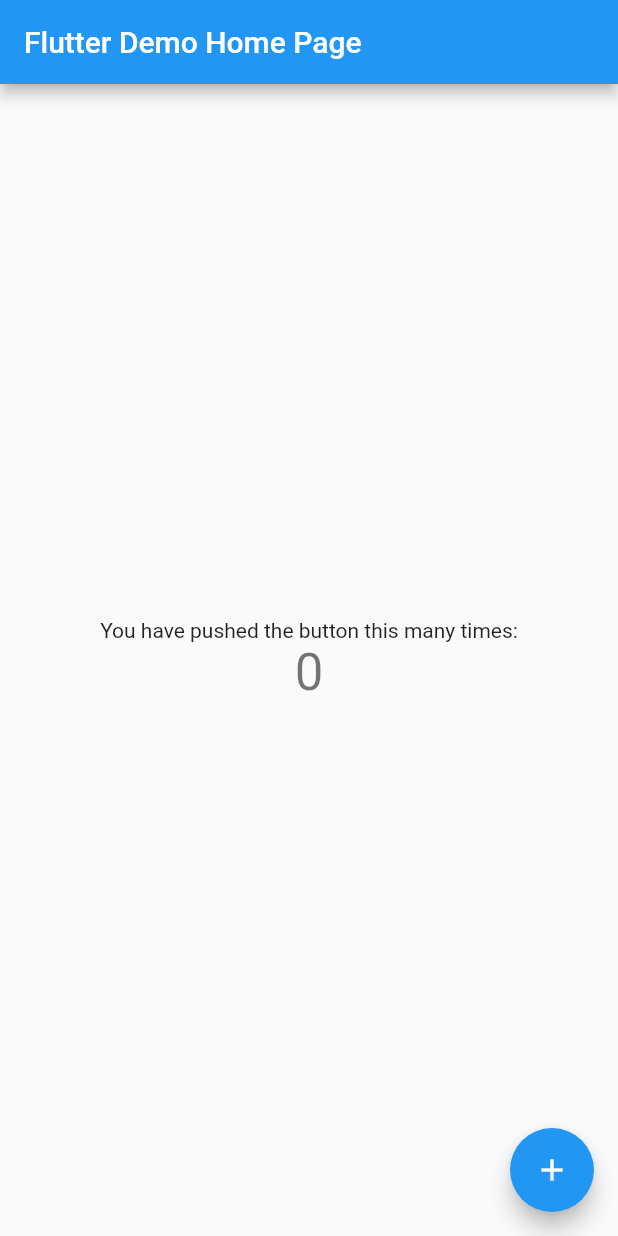
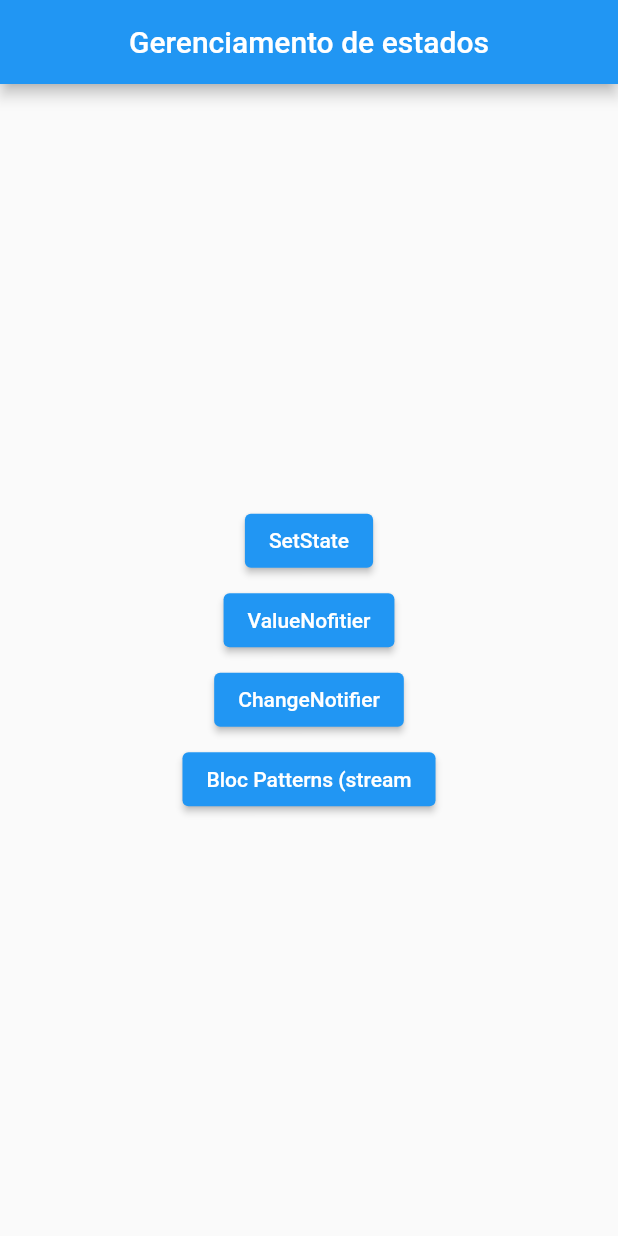
Before and after one commit to CadisRaziel/Gerenciadores-de-estados-proprios-do-dart-e-flutter, a Flutter app: the screen it shows after launch, on a phone screen of 412 x 824 dp. Run offline on Flutter 3.47's test engine with Material 2 defaults, Android fonts, the phone set to English and light mode, and no system bars; our stand-ins replace currency_text_input_formatter, syncfusion_flutter_gauges.

Commit message:
atualizacao de tela com setState concluida

```diff
--- /dev/null
+++ b/lib/core/app_widget.dart
@@ -0,0 +1,18 @@
+import 'package:flutter/material.dart';
+import 'package:gerencia_estado_nativa/page/home_page.dart';
+
+class MyApp extends StatelessWidget {
+  const MyApp({Key? key}) : super(key: key);
+
+  @override
+  Widget build(BuildContext context) {
+    return MaterialApp(
+      title: 'Flutter Demo',
+      theme: ThemeData(
+        primarySwatch: Colors.blue,
+      ),
+      home: const HomePage(),
+      debugShowCheckedModeBanner: false,
+    );
+  }
+}
--- a/lib/main.dart
+++ b/lib/main.dart
@@ -1,115 +1,6 @@
 import 'package:flutter/material.dart';
+import 'package:gerencia_estado_nativa/core/app_widget.dart';
 
 void main() {
   runApp(const MyApp());
 }
-
-class MyApp extends StatelessWidget {
-  const MyApp({Key? key}) : super(key: key);
-
-  // This widget is the root of your application.
-  @override
-  Widget build(BuildContext context) {
-    return MaterialApp(
-      title: 'Flutter Demo',
-      theme: ThemeData(
-        // This is the theme of your application.
-        //
-        // Try running your application with "flutter run". You'll see the
-        // application has a blue toolbar. Then, without quitting the app, try
-        // changing the primarySwatch below to Colors.green and then invoke
-        // "hot reload" (press "r" in the console where you ran "flutter run",
-        // or simply save your changes to "hot reload" in a Flutter IDE).
-        // Notice that the counter didn't reset back to zero; the application
-        // is not restarted.
-        primarySwatch: Colors.blue,
-      ),
-      home: const MyHomePage(title: 'Flutter Demo Home Page'),
-    );
-  }
-}
-
-class MyHomePage extends StatefulWidget {
-  const MyHomePage({Key? key, required this.title}) : super(key: key);
-
-  // This widget is the home page of your application. It is stateful, meaning
-  // that it has a State object (defined below) that contains fields that affect
-  // how it looks.
-
-  // This class is the configuration for the state. It holds the values (in this
-  // case the title) provided by the parent (in this case the App widget) and
-  // used by the build method of the State. Fields in a Widget subclass are
-  // always marked "final".
-
-  final String title;
-
-  @override
-  State<MyHomePage> createState() => _MyHomePageState();
-}
-
-class _MyHomePageState extends State<MyHomePage> {
-  int _counter = 0;
-
-  void _incrementCounter() {
-    setState(() {
-      // This call to setState tells the Flutter framework that something has
-      // changed in this State, which causes it to rerun the build method below
-      // so that the display can reflect the updated values. If we changed
-      // _counter without calling setState(), then the build method would not be
-      // called again, and so nothing would appear to happen.
-      _counter++;
-    });
-  }
-
-  @override
-  Widget build(BuildContext context) {
-    // This method is rerun every time setState is called, for instance as done
-    // by the _incrementCounter method above.
-    //
-    // The Flutter framework has been optimized to make rerunning build methods
-    // fast, so that you can just rebuild anything that needs updating rather
-    // than having to individually change instances of widgets.
-    return Scaffold(
-      appBar: AppBar(
-        // Here we take the value from the MyHomePage object that was created by
-        // the App.build method, and use it to set our appbar title.
-        title: Text(widget.title),
-      ),
-      body: Center(
-        // Center is a layout widget. It takes a single child and positions it
-        // in the middle of the parent.
-        child: Column(
-          // Column is also a layout widget. It takes a list of children and
-          // arranges them vertically. By default, it sizes itself to fit its
-          // children horizontally, and tries to be as tall as its parent.
-          //
-          // Invoke "debug painting" (press "p" in the console, choose the
-          // "Toggle Debug Paint" action from the Flutter Inspector in Android
-          // Studio, or the "Toggle Debug Paint" command in Visual Studio Code)
-          // to see the wireframe for each widget.
-          //
-          // Column has various properties to control how it sizes itself and
-          // how it positions its children. Here we use mainAxisAlignment to
-          // center the children vertically; the main axis here is the vertical
-          // axis because Columns are vertical (the cross axis would be
-          // horizontal).
-          mainAxisAlignment: MainAxisAlignment.center,
-          children: <Widget>[
-            const Text(
-              'You have pushed the button this many times:',
-            ),
-            Text(
-              '$_counter',
-              style: Theme.of(context).textTheme.headline4,
-            ),
-          ],
-        ),
-      ),
-      floatingActionButton: FloatingActionButton(
-        onPressed: _incrementCounter,
-        tooltip: 'Increment',
-        child: const Icon(Icons.add),
-      ), // This trailing comma makes auto-formatting nicer for build methods.
-    );
-  }
-}
--- /dev/null
+++ b/lib/page/home_page.dart
@@ -0,0 +1,61 @@
+import 'package:flutter/material.dart';
+import 'package:gerencia_estado_nativa/setSate/imc_set_state.dart';
+
+class HomePage extends StatelessWidget {
+  const HomePage({Key? key}) : super(key: key);
+
+  //*Simples metodo para navegação
+  void _goToPage(BuildContext context, Widget page) {
+    Navigator.of(context).push(
+      MaterialPageRoute(
+        builder: (context) {
+          return page;
+        },
+      ),
+    );
+  }
+
+  @override
+  Widget build(BuildContext context) {
+    return Scaffold(
+      appBar: AppBar(
+        title: const Text('Gerenciamento de estados'),
+        centerTitle: true,
+      ),
+      body: Center(
+        child: Column(
+          mainAxisAlignment: MainAxisAlignment.center,
+          children: [
+            ElevatedButton(
+              onPressed: () {
+                _goToPage(context, ImcSetStatePage());
+              },
+              child: const Text('SetState'),
+            ),
+            const SizedBox(
+              height: 5,
+            ),
+            ElevatedButton(
+              onPressed: () {},
+              child: const Text('ValueNofitier'),
+            ),
+            const SizedBox(
+              height: 5,
+            ),
+            ElevatedButton(
+              onPressed: () {},
+              child: const Text('ChangeNotifier'),
+            ),
+            const SizedBox(
+              height: 5,
+            ),
+            ElevatedButton(
+              onPressed: () {},
+              child: const Text('Bloc Patterns (stream'),
+            ),
+          ],
+        ),
+      ),
+    );
+  }
+}
--- a/pubspec.yaml
+++ b/pubspec.yaml
@@ -31,6 +31,7 @@ dependencies:
   currency_text_input_formatter: ^2.1.3
   flutter:
     sdk: flutter
+  intl: ^0.17.0
   syncfusion_flutter_gauges: ^19.3.43
 
 dev_dependencies:
```
Also changed, not shown: lib/setSate/imc_set_state.dart (added, +160 -0 lines), lib/shared/widgets/image_gauce_range.dart (added, +22 -0 lines), lib/shared/widgets/imc_gauge.dart (added, +55 -0 lines), lib/shared/widgets/template.dart (added, +109 -0 lines), pubspec.lock, 1 other file.
